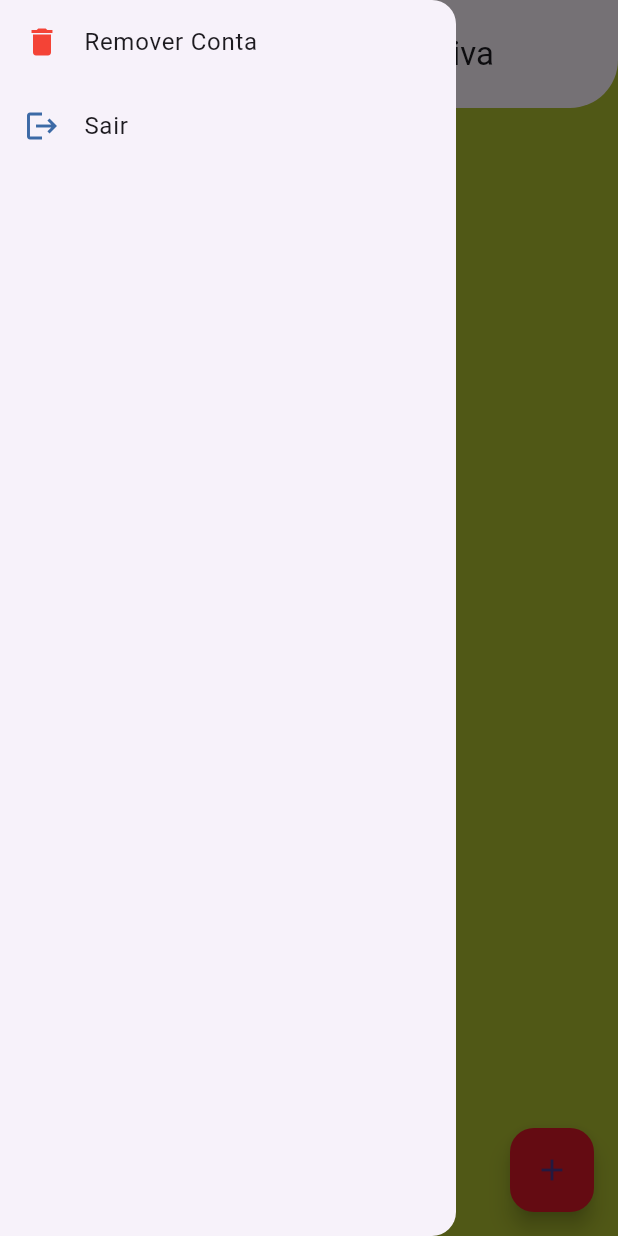
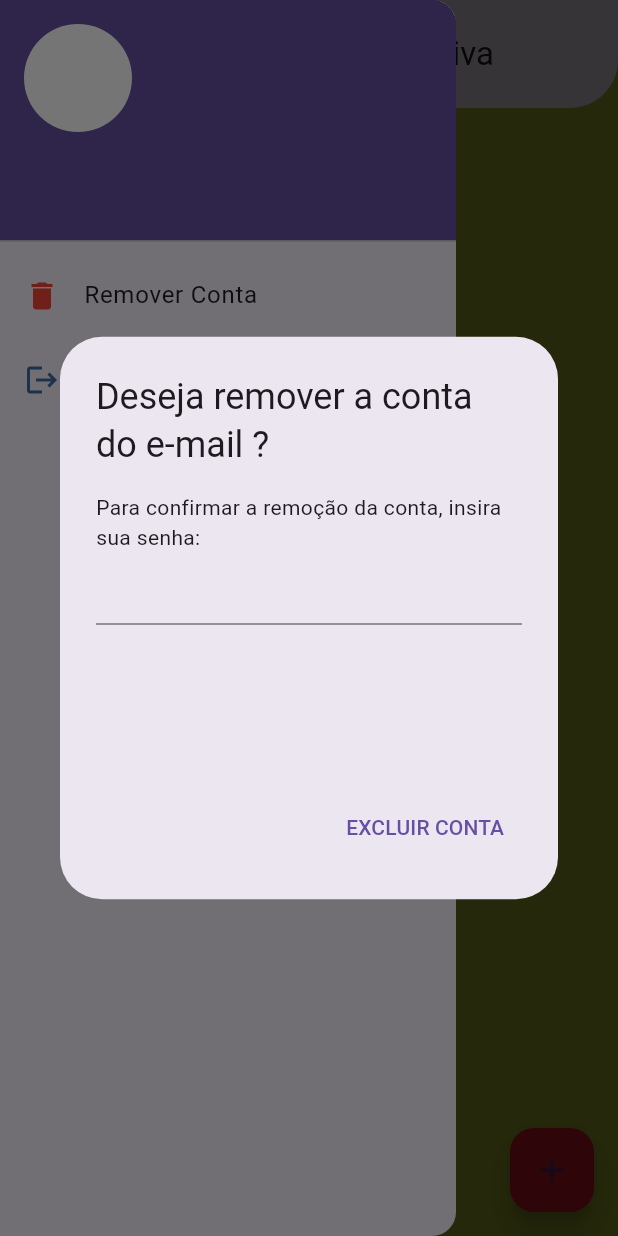
Before and after one commit to fertobace/Projeto-firebase-flutter, a Flutter app: the screen it shows once a user with an empty profile is signed in, in the side drawer, after a tap on "Remover Conta", on a phone screen of 412 x 824 dp. Run offline on Flutter 3.47's test engine with Material 3 defaults, Android fonts, the phone set to English and light mode, and no system bars; our stand-ins replace cloud_firestore, firebase_auth, firebase_core; accounts and stored records are empty; generated files the repository leaves out were written again.

Commit message:
Projeto dia 25/09

```diff
--- /dev/null
+++ b/lib/authentication/components/show_senha_confirmacao.dart
@@ -0,0 +1,44 @@
+import 'package:flutter/material.dart';
+import 'package:flutter_firebase_authentication/authentication/services/auth_service.dart';
+
+showSenhaConfirmacaoDialog({
+  required BuildContext context,
+  required String email,
+}) {
+  showDialog(
+    context: context,
+    builder: (context) {
+      TextEditingController senhaConfirmacaoController =
+          TextEditingController();
+      return AlertDialog(
+        title: Text("Deseja remover a conta do e-mail $email?"),
+        content: SizedBox(
+          height: 175,
+          child: Column(
+            children: [
+              const Text(
+                  "Para confirmar a remoção da conta, insira sua senha:"),
+              TextFormField(
+                controller: senhaConfirmacaoController,
+                obscureText: true,
+              )
+            ],
+          ),
+        ),
+        actions: [
+          TextButton(
+              onPressed: () {
+                AuthService()
+                    .removerConta(senha: senhaConfirmacaoController.text)
+                    .then((String? erro) {
+                  if (erro == null) {
+                    Navigator.pop(context);
+                  }
+                });
+              },
+              child: const Text("EXCLUIR CONTA"))
+        ],
+      );
+    },
+  );
+}
--- a/lib/authentication/services/auth_service.dart
+++ b/lib/authentication/services/auth_service.dart
@@ -61,7 +61,16 @@ class AuthService {
     return null;
   }
 
-  removerConta() async {
-    await _firebaseauth.currentUser!.delete();
+  Future<String?> removerConta({required String senha}) async {
+    try {
+      await _firebaseauth.signInWithEmailAndPassword(
+        email: _firebaseauth.currentUser!.email!,
+        password: senha,
+      );
+      await _firebaseauth.currentUser!.delete();
+    } on FirebaseAuthException catch (e) {
+      return e.code;
+    }
+    return null;
   }
 }
--- a/lib/firestore/presentation/home_screen.dart
+++ b/lib/firestore/presentation/home_screen.dart
@@ -1,5 +1,7 @@
 //import 'package:cloud_firestore/cloud_firestore.dart';
+import 'package:firebase_auth/firebase_auth.dart';
 import 'package:flutter/material.dart';
+import 'package:flutter_firebase_authentication/authentication/components/show_senha_confirmacao.dart';
 import 'package:flutter_firebase_authentication/authentication/services/auth_service.dart';
 import 'package:flutter_firebase_authentication/firestore/services/listin_service.dart';
 import 'package:flutter_firebase_authentication/firestore_produtos/presentation/produto_screen.dart';
@@ -7,7 +9,8 @@ import 'package:uuid/uuid.dart';
 import '../models/listin.dart';
 
 class HomeScreen extends StatefulWidget {
-  const HomeScreen({super.key});
+  final User user;
+  const HomeScreen({super.key, required this.user});
 
   @override
   State<HomeScreen> createState() => _HomeScreenState();
@@ -29,6 +32,15 @@ class _HomeScreenState extends State<HomeScreen> {
       drawer: Drawer(
         child: ListView(
           children: [
+            UserAccountsDrawerHeader(
+              currentAccountPicture: const CircleAvatar(
+                backgroundColor: Colors.white,
+              ),
+              accountName: Text((widget.user.displayName != null)
+                  ? widget.user.displayName!
+                  : ""),
+              accountEmail: Text(widget.user.email!),
+            ),
             ListTile(
               leading: const Icon(
                 Icons.delete,
@@ -36,7 +48,7 @@ class _HomeScreenState extends State<HomeScreen> {
               ),
               title: const Text("Remover Conta"),
               onTap: () {
-                AuthService().removerConta();
+                showSenhaConfirmacaoDialog(context: context, email: "");
               },
             ),
             ListTile(
--- a/lib/firestore/services/listin_service.dart
+++ b/lib/firestore/services/listin_service.dart
@@ -1,18 +1,20 @@
 import 'package:cloud_firestore/cloud_firestore.dart';
+import 'package:firebase_auth/firebase_auth.dart';
 import 'package:flutter_firebase_authentication/firestore/models/listin.dart';
 
 class ListinService {
+  String uid = FirebaseAuth.instance.currentUser!.uid;
   FirebaseFirestore firestore = FirebaseFirestore.instance;
 
   Future<void> adicionarListin({required Listin listin}) async {
-    return firestore.collection("listins").doc(listin.id).set(listin.toMap());
+    return firestore.collection(uid).doc(listin.id).set(listin.toMap());
   }
 
   Future<List<Listin>> lerListins() async {
     List<Listin> temp = [];
 
     QuerySnapshot<Map<String, dynamic>> snapshot =
-        await firestore.collection("listins").get();
+        await firestore.collection(uid).get();
 
     for (var doc in snapshot.docs) {
       temp.add(Listin.fromMap(doc.data()));
@@ -22,6 +24,6 @@ class ListinService {
   }
 
   Future<void> removerListin({required String listinId}) async {
-    return firestore.collection('listins').doc(listinId).delete();
+    return firestore.collection(uid).doc(listinId).delete();
   }
 }
--- a/lib/main.dart
+++ b/lib/main.dart
@@ -70,7 +70,9 @@ class RoteadorTelas extends StatelessWidget {
           );
         } else {
           if (snapshot.hasData) {
-            return const HomeScreen();
+            return HomeScreen(
+              user: snapshot.data!,
+            );
           } else {
             return const AuthScreen();
           }
```
Also changed, not shown: lib/firestore_produtos/services/produto_service.dart (+7 -6 lines).
